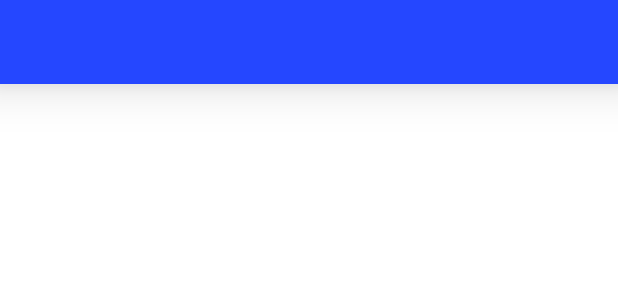
After one commit to Micoder-dev/Self-Studys, an Android app: the layout app_bar_layout.xml on its own in the app's theme, with its tools: preview values and no code run, on a phone screen of 412 x 824 dp. The commit adds this screen. Shown: the top 300 px of the screen. Run offline under Robolectric (Android 15) with nearby library versions, the phone set to English and light mode, and no system bars.

Commit message:
custom action bar implemented

```diff
--- a/app/build.gradle
+++ b/app/build.gradle
@@ -51,4 +51,7 @@ dependencies {
     def nav_version = "2.5.1"
     implementation "androidx.navigation:navigation-fragment-ktx:$nav_version"
     implementation "androidx.navigation:navigation-ui-ktx:$nav_version"
+
+    // FancyWalkthrough UI
+    implementation 'com.github.Shashank02051997:FancyWalkthrough-Android:2.3'
 }
--- /dev/null
+++ b/app/src/main/res/layout/app_bar_layout.xml
@@ -0,0 +1,10 @@
+<?xml version="1.0" encoding="utf-8"?>
+<com.google.android.material.appbar.MaterialToolbar xmlns:android="http://schemas.android.com/apk/res/android"
+    android:layout_width="match_parent"
+    android:layout_height="?attr/actionBarSize"
+    android:id="@+id/main_app_bar"
+    android:background="#2547FF"
+    style="@style/Widget.MaterialComponents.Toolbar.Primary"
+    android:elevation="20dp">
+
+</com.google.android.material.appbar.MaterialToolbar>
--- a/app/src/main/res/values-night/themes.xml
+++ b/app/src/main/res/values-night/themes.xml
@@ -1,6 +1,6 @@
 <resources xmlns:tools="http://schemas.android.com/tools">
     <!-- Base application theme. -->
-    <style name="Theme.SelfStudys" parent="Theme.MaterialComponents.DayNight.DarkActionBar">
+    <style name="Theme.SelfStudys" parent="Theme.MaterialComponents.DayNight.NoActionBar">
         <!-- Primary brand color. -->
         <item name="colorPrimary">@color/purple_200</item>
         <item name="colorPrimaryVariant">@color/purple_700</item>
--- a/app/src/main/res/values/themes.xml
+++ b/app/src/main/res/values/themes.xml
@@ -1,9 +1,9 @@
 <resources xmlns:tools="http://schemas.android.com/tools">
     <!-- Base application theme. -->
-    <style name="Theme.SelfStudys" parent="Theme.MaterialComponents.DayNight.DarkActionBar">
+    <style name="Theme.SelfStudys" parent="Theme.MaterialComponents.DayNight.NoActionBar">
         <!-- Primary brand color. -->
         <item name="colorPrimary">@color/purple_500</item>
-        <item name="colorPrimaryVariant">@color/purple_700</item>
+        <item name="colorPrimaryVariant">#0026FF</item>
         <item name="colorOnPrimary">@color/white</item>
         <!-- Secondary brand color. -->
         <item name="colorSecondary">@color/teal_200</item>
```
Also changed, not shown: app/src/main/java/com/micoder/selfstudys/MainActivity.kt (+34 -2 lines), app/src/main/res/layout/activity_main.xml (+17 -12 lines), app/src/main/res/layout/app_bar_item.xml (added, +17 -0 lines).
